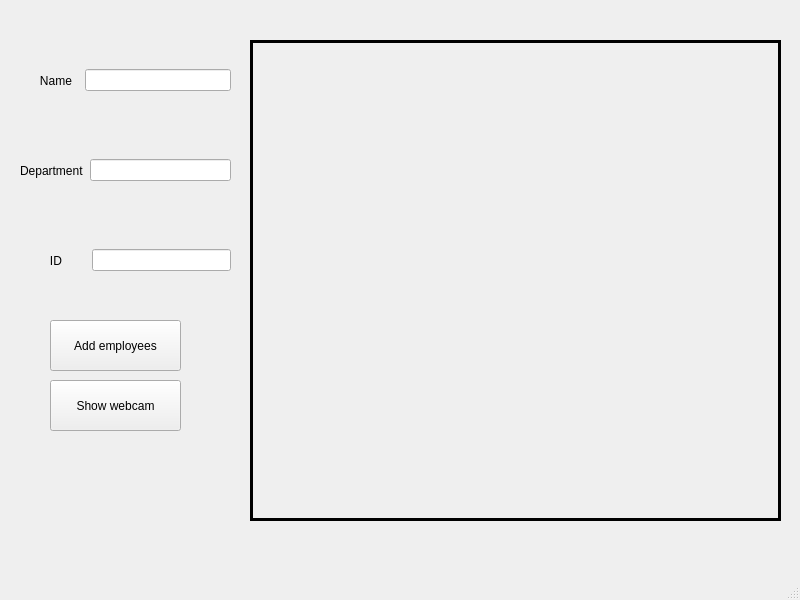
Before: the Qt Designer form add.ui in quangtu1042001/CNN, drawn with Qt 5.
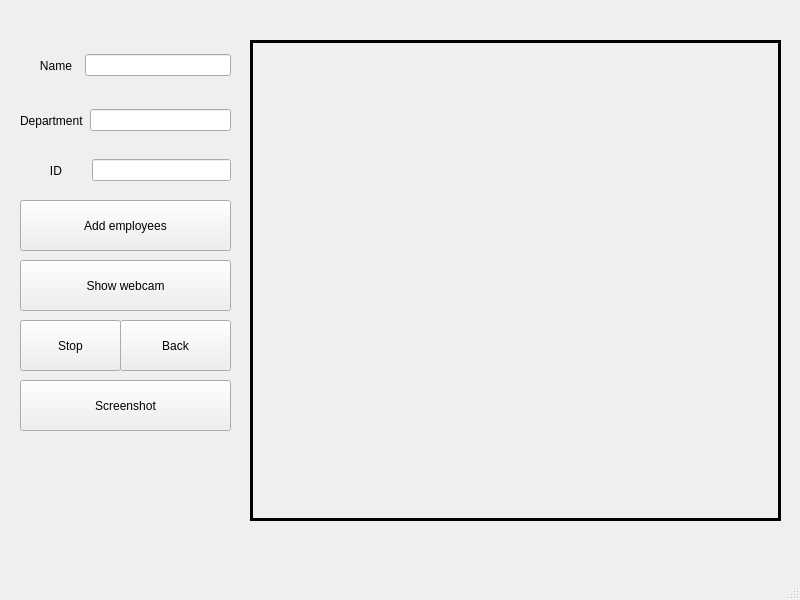
After: the same form once the commit is applied.

Commit message: xong them user

What changed in the file:
```diff
--- a/add.ui
+++ b/add.ui
@@ -18,9 +18,9 @@
     <property name="geometry">
      <rect>
       <x>20</x>
-      <y>220</y>
+      <y>150</y>
       <width>211</width>
-      <height>81</height>
+      <height>41</height>
      </rect>
     </property>
     <layout class="QHBoxLayout" name="horizontalLayout_3">
@@ -40,9 +40,9 @@
     <property name="geometry">
      <rect>
       <x>20</x>
-      <y>130</y>
+      <y>100</y>
       <width>211</width>
-      <height>81</height>
+      <height>41</height>
      </rect>
     </property>
     <layout class="QHBoxLayout" name="horizontalLayout_2">
@@ -64,7 +64,7 @@
       <x>20</x>
       <y>40</y>
       <width>211</width>
-      <height>81</height>
+      <height>51</height>
      </rect>
     </property>
     <layout class="QHBoxLayout" name="horizontalLayout">
@@ -83,9 +83,9 @@
    <widget class="QPushButton" name="addEmp">
     <property name="geometry">
      <rect>
-      <x>50</x>
-      <y>320</y>
-      <width>131</width>
+      <x>20</x>
+      <y>200</y>
+      <width>211</width>
       <height>51</height>
      </rect>
     </property>
@@ -96,9 +96,9 @@
    <widget class="QPushButton" name="showCam">
     <property name="geometry">
      <rect>
-      <x>50</x>
-      <y>380</y>
-      <width>131</width>
+      <x>20</x>
+      <y>260</y>
+      <width>211</width>
       <height>51</height>
      </rect>
     </property>
@@ -125,6 +125,45 @@
      <string/>
     </property>
    </widget>
+   <widget class="QPushButton" name="closeCam">
+    <property name="geometry">
+     <rect>
+      <x>20</x>
+      <y>320</y>
+      <width>101</width>
+      <height>51</height>
+     </rect>
+    </property>
+    <property name="text">
+     <string>Stop</string>
+    </property>
+   </widget>
+   <widget class="QPushButton" name="backTime">
+    <property name="geometry">
+     <rect>
+      <x>120</x>
+      <y>320</y>
+      <width>111</width>
+      <height>51</height>
+     </rect>
+    </property>
+    <property name="text">
+     <string>Back</string>
+    </property>
+   </widget>
+   <widget class="QPushButton" name="Screenshot">
+    <property name="geometry">
+     <rect>
+      <x>20</x>
+      <y>380</y>
+      <width>211</width>
+      <height>51</height>
+     </rect>
+    </property>
+    <property name="text">
+     <string>Screenshot</string>
+    </property>
+   </widget>
   </widget>
   <widget class="QMenuBar" name="menubar">
    <property name="geometry">
```
The commit also changes 1 other file.
